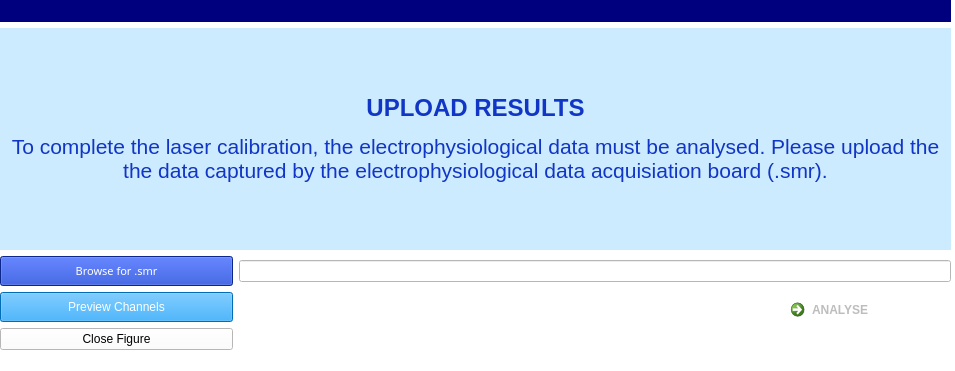
Qt form UploadPart2Results.ui (AliSan123/Optogenetics_project) before a commit; both pictures show x 0 to 955 and y 261 to 632 of the 955 by 632 pixel window.
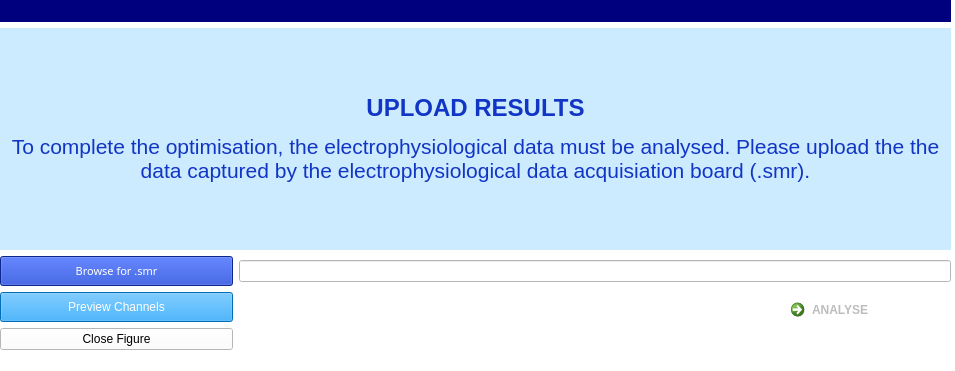
The same form after that commit. Icons and pictures are not drawn.

```diff
--- a/UploadPart2Results.ui
+++ b/UploadPart2Results.ui
@@ -92,7 +92,7 @@
        <string notr="true">background-color: rgb(0, 153, 255,50);</string>
       </property>
       <property name="text">
-       <string>&lt;html&gt;&lt;head/&gt;&lt;body&gt;&lt;p align=&quot;center&quot;&gt;&lt;span style=&quot; font-family:'Calibri'; font-size:18pt; font-weight:600; color:#1135c4;&quot;&gt;UPLOAD RESULTS&lt;/span&gt;&lt;/p&gt;&lt;p align=&quot;center&quot;&gt;&lt;span style=&quot; font-family:'Calibri'; font-size:16pt; color:#1135c4;&quot;&gt;To complete the laser calibration, the electrophysiological data must be analysed. Please upload the the data captured by the electrophysiological data acquisiation board (.smr).&lt;/span&gt;&lt;/p&gt;&lt;/body&gt;&lt;/html&gt;</string>
+       <string>&lt;html&gt;&lt;head/&gt;&lt;body&gt;&lt;p align=&quot;center&quot;&gt;&lt;span style=&quot; font-family:'Calibri'; font-size:18pt; font-weight:600; color:#1135c4;&quot;&gt;UPLOAD RESULTS&lt;/span&gt;&lt;/p&gt;&lt;p align=&quot;center&quot;&gt;&lt;span style=&quot; font-family:'Calibri'; font-size:16pt; color:#1135c4;&quot;&gt;To complete the optimisation, the electrophysiological data must be analysed. Please upload the the data captured by the electrophysiological data acquisiation board (.smr).&lt;/span&gt;&lt;/p&gt;&lt;/body&gt;&lt;/html&gt;</string>
       </property>
       <property name="wordWrap">
        <bool>true</bool>
```
